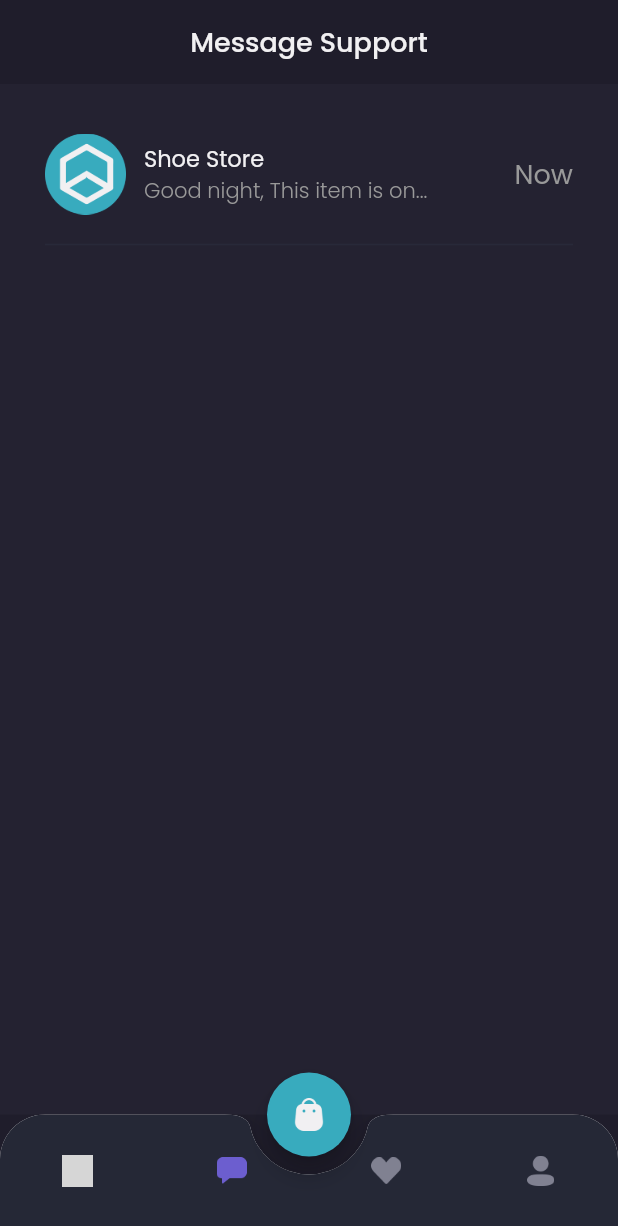
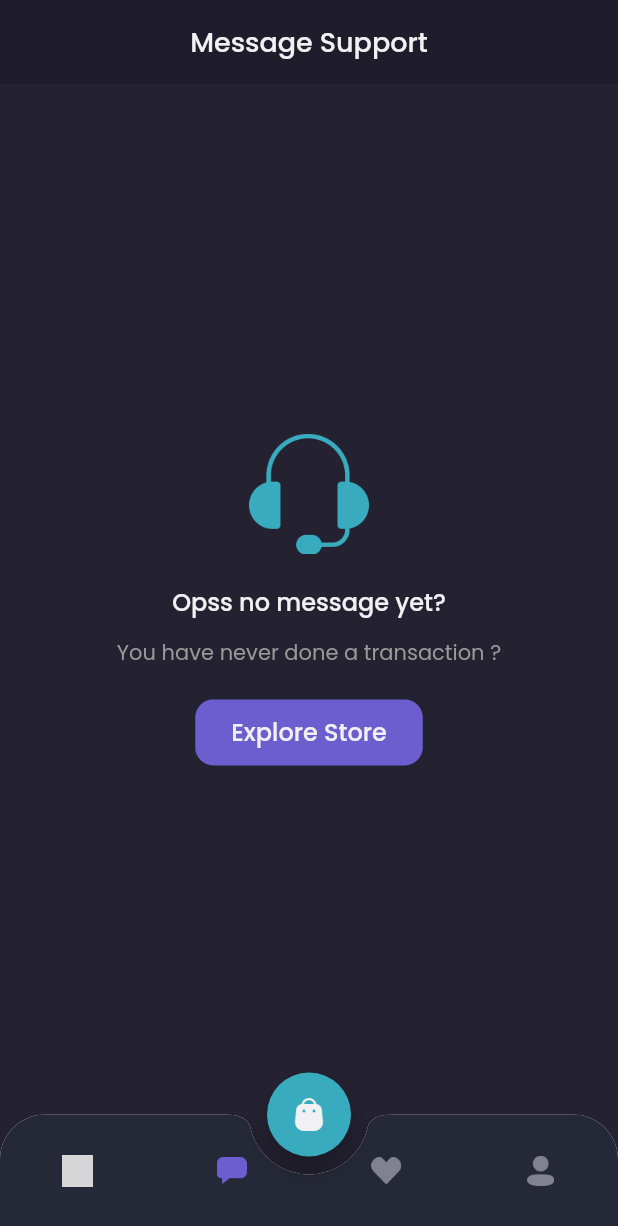
Before and after one commit to HarizahSyawal/E-Commerce_Project, a Flutter app: the MainPage screen opened by its route, item 2 of the bottom bar chosen, on a phone screen of 412 x 824 dp. Shown: the top 1226 px of the screen. Run offline on Flutter 3.47's test engine with Material 2 defaults, Android fonts, the light colour scheme and no system bars; our stand-ins replace cloud_firestore, firebase_core, google_fonts; accounts and stored records are empty; network calls fail; grey boxes are pictures that could not be loaded.

Commit message:
Update
- Fitur Live Chat
- PageProvider
      -mainpage
      -wishlistpage

```diff
--- a/FrontEnd/ecommerce_application/lib/main.dart
+++ b/FrontEnd/ecommerce_application/lib/main.dart
@@ -1,6 +1,5 @@
 import 'package:ecommerce_application/pages/checkout_page.dart';
 import 'package:ecommerce_application/pages/checkout_success_page.dart';
-import 'package:ecommerce_application/pages/detail_chat_page.dart';
 import 'package:ecommerce_application/pages/home/edit_profile_page.dart';
 import 'package:ecommerce_application/pages/home/main_page.dart';
 import 'package:ecommerce_application/providers/auth_provider.dart';
@@ -49,7 +48,6 @@ class MyApp extends StatelessWidget {
           '/main': (context) => MainPage(),
           '/profile': (context) => ProfilePage(),
           '/wishlist': (context) => WishlistPage(),
-          '/detail-chat': (context) => DetailChatPage(),
           '/home': (context) => HomePage(),
           '/cart': (context) => CartPage(),
           '/edit-profile': (context) => EditProfilePage(),
--- a/FrontEnd/ecommerce_application/lib/models/gallery_model.dart
+++ b/FrontEnd/ecommerce_application/lib/models/gallery_model.dart
@@ -1,5 +1,3 @@
-import 'dart:convert';
-
 class GalleryModel {
   int id;
   String url;
--- a/FrontEnd/ecommerce_application/lib/pages/home/chat_page.dart
+++ b/FrontEnd/ecommerce_application/lib/pages/home/chat_page.dart
@@ -1,12 +1,20 @@
 import 'package:ecommerce_application/theme.dart';
 import 'package:flutter/material.dart';
 import 'package:google_fonts/google_fonts.dart';
+import 'package:provider/provider.dart';
 
+import '../../models/message_model.dart';
+import '../../providers/auth_provider.dart';
+import '../../providers/page_provider.dart';
+import '../../services/message_service.dart';
 import '../widgets/chat_tile.dart';
 
 class ChatPage extends StatelessWidget {
   @override
   Widget build(BuildContext context) {
+    AuthProvider authProvider = Provider.of<AuthProvider>(context);
+    PageProvider pageProvider = Provider.of<PageProvider>(context);
+
     Widget header() {
       return AppBar(
         backgroundColor: backgroundColor1,
@@ -20,23 +28,6 @@ class ChatPage extends StatelessWidget {
         ),
         elevation: 0,
         automaticallyImplyLeading: false,
-      );
-    }
-
-    Widget content() {
-      return Expanded(
-        child: Container(
-          color: backgroundColor3,
-          width: double.infinity,
-          child: ListView(
-            padding: EdgeInsets.symmetric(
-              horizontal: defaultMargin,
-            ),
-            children: [
-              ChatTile(),
-            ],
-          ),
-        ),
       );
     }
 
@@ -75,7 +66,9 @@ class ChatPage extends StatelessWidget {
               Container(
                 height: 44,
                 child: TextButton(
-                  onPressed: () {},
+                  onPressed: () {
+                    pageProvider.currentIndex = 0;
+                  },
                   style: TextButton.styleFrom(
                     padding: EdgeInsets.symmetric(
                       horizontal: 24,
@@ -101,6 +94,36 @@ class ChatPage extends StatelessWidget {
       );
     }
 
+    Widget content() {
+      return StreamBuilder<List<MessageModel>>(
+          stream: MessageService()
+              .getMessagesByUserId(userId: authProvider.user.id),
+          builder: (context, snapshot) {
+            if (snapshot.hasData) {
+              if (snapshot.data.length == 0) {
+                return emptyChat();
+              }
+
+              return Expanded(
+                child: Container(
+                  width: double.infinity,
+                  color: backgroundColor3,
+                  child: ListView(
+                    padding: EdgeInsets.symmetric(
+                      horizontal: defaultMargin,
+                    ),
+                    children: [
+                      ChatTile(snapshot.data[snapshot.data.length - 1]),
+                    ],
+                  ),
+                ),
+              );
+            } else {
+              return emptyChat();
+            }
+          });
+    }
+
     return Column(
       children: [
         header(),
--- a/FrontEnd/ecommerce_application/lib/pages/home/main_page.dart
+++ b/FrontEnd/ecommerce_application/lib/pages/home/main_page.dart
@@ -5,6 +5,9 @@ import 'package:ecommerce_application/pages/home/wishlist_page.dart';
 import 'package:ecommerce_application/theme.dart';
 import 'package:flutter/material.dart';
 import 'package:google_fonts/google_fonts.dart';
+import 'package:provider/provider.dart';
+
+import '../../providers/page_provider.dart';
 
 class MainPage extends StatefulWidget {
   @override
@@ -12,10 +15,10 @@ class MainPage extends StatefulWidget {
 }
 
 class _MainPageState extends State<MainPage> {
-  int currentIndex = 0;
-
   @override
   Widget build(BuildContext context) {
+    PageProvider pageProvider = Provider.of<PageProvider>(context);
+
     Widget cardButton() {
       return FloatingActionButton(
         onPressed: () {
@@ -40,11 +43,10 @@ class _MainPageState extends State<MainPage> {
           clipBehavior: Clip.antiAlias,
           child: BottomNavigationBar(
             backgroundColor: backgroundColor4,
-            currentIndex: currentIndex,
+            currentIndex: pageProvider.currentIndex,
             onTap: (value) {
-              setState(() {
-                currentIndex = value;
-              });
+              print(value);
+              pageProvider.currentIndex = value;
             },
             type: BottomNavigationBarType.fixed,
             items: [
@@ -57,7 +59,9 @@ class _MainPageState extends State<MainPage> {
                   child: Image.asset(
                     'assets/icon_home_nav.png',
                     width: 21,
-                    color: currentIndex == 0 ? primaryColor : Color(0xff808191),
+                    color: pageProvider.currentIndex == 0
+                        ? primaryColor
+                        : Color(0xff808191),
                   ),
                 ),
                 label: '',
@@ -71,7 +75,9 @@ class _MainPageState extends State<MainPage> {
                   child: Image.asset(
                     'assets/icon_chat_nav.png',
                     width: 20,
-                    color: currentIndex == 1 ? primaryColor : Color(0xff808191),
+                    color: pageProvider.currentIndex == 1
+                        ? primaryColor
+                        : Color(0xff808191),
                   ),
                 ),
                 label: '',
@@ -85,7 +91,9 @@ class _MainPageState extends State<MainPage> {
                   child: Image.asset(
                     'assets/icon_wishlist_nav.png',
                     width: 20,
-                    color: currentIndex == 2 ? primaryColor : Color(0xff808191),
+                    color: pageProvider.currentIndex == 2
+                        ? primaryColor
+                        : Color(0xff808191),
                   ),
                 ),
                 label: '',
@@ -99,7 +107,9 @@ class _MainPageState extends State<MainPage> {
                   child: Image.asset(
                     'assets/icon_profile_nav.png',
                     width: 18,
-                    color: currentIndex == 3 ? primaryColor : Color(0xff808191),
+                    color: pageProvider.currentIndex == 3
+                        ? primaryColor
+                        : Color(0xff808191),
                   ),
                 ),
                 label: '',
@@ -111,7 +121,7 @@ class _MainPageState extends State<MainPage> {
     }
 
     Widget body() {
-      switch (currentIndex) {
+      switch (pageProvider.currentIndex) {
         case 0:
           return HomePage();
           break;
@@ -131,7 +141,8 @@ class _MainPageState extends State<MainPage> {
     }
 
     return Scaffold(
-      backgroundColor: currentIndex == 0 ? backgroundColor1 : backgroundColor1,
+      backgroundColor:
+          pageProvider.currentIndex == 0 ? backgroundColor1 : backgroundColor3,
       floatingActionButton: cardButton(),
       floatingActionButtonLocation: FloatingActionButtonLocation.centerDocked,
       bottomNavigationBar: customButtonNav(),
--- a/FrontEnd/ecommerce_application/lib/pages/home/wishlist_page.dart
+++ b/FrontEnd/ecommerce_application/lib/pages/home/wishlist_page.dart
@@ -3,12 +3,14 @@ import 'package:ecommerce_application/theme.dart';
 import 'package:flutter/material.dart';
 import 'package:provider/provider.dart';
 
+import '../../providers/page_provider.dart';
 import '../../providers/wishlist_provider.dart';
 
 class WishlistPage extends StatelessWidget {
   @override
   Widget build(BuildContext context) {
     WishlistProvider wishlistProvider = Provider.of<WishlistProvider>(context);
+    PageProvider pageProvider = Provider.of<PageProvider>(context);
 
     Widget header() {
       return AppBar(
@@ -79,7 +81,9 @@ class WishlistPage extends StatelessWidget {
               Container(
                 height: 44,
                 child: TextButton(
-                  onPressed: () {},
+                  onPressed: () {
+                    pageProvider.currentIndex = 0;
+                  },
                   style: TextButton.styleFrom(
                     padding: EdgeInsets.symmetric(
                       horizontal: 24,
--- a/FrontEnd/ecommerce_application/lib/pages/widgets/chat_tile.dart
+++ b/FrontEnd/ecommerce_application/lib/pages/widgets/chat_tile.dart
@@ -1,12 +1,26 @@
 import 'package:ecommerce_application/theme.dart';
 import 'package:flutter/material.dart';
 
+import '../../models/message_model.dart';
+import '../../models/product_model.dart';
+import '../detail_chat_page.dart';
+
 class ChatTile extends StatelessWidget {
+  final MessageModel message;
+  ChatTile(this.message);
+
   @override
   Widget build(BuildContext context) {
     return GestureDetector(
         onTap: () {
-          Navigator.pushNamed(context, '/detail-chat');
+          Navigator.push(
+            context,
+            MaterialPageRoute(
+              builder: (context) => DetailChatPage(
+                UninitializedProductModel(),
+              ),
+            ),
+          );
         },
         child: Container(
           margin: EdgeInsets.only(top: 33),
@@ -32,7 +46,7 @@ class ChatTile extends StatelessWidget {
                           ),
                         ),
                         Text(
-                          'Good night, This item is on...',
+                          message.message,
                           style: secondaryTextStyle.copyWith(
                             fontWeight: light,
                           ),
```
Also changed, not shown: FrontEnd/ecommerce_application/lib/models/product_model.dart (+5 -5 lines), FrontEnd/ecommerce_application/lib/pages/detail_chat_page.dart (+71 -16 lines), FrontEnd/ecommerce_application/lib/pages/product_pages.dart (+7 -1 lines), FrontEnd/ecommerce_application/lib/pages/widgets/chat_bubble.dart (+20 -15 lines).
